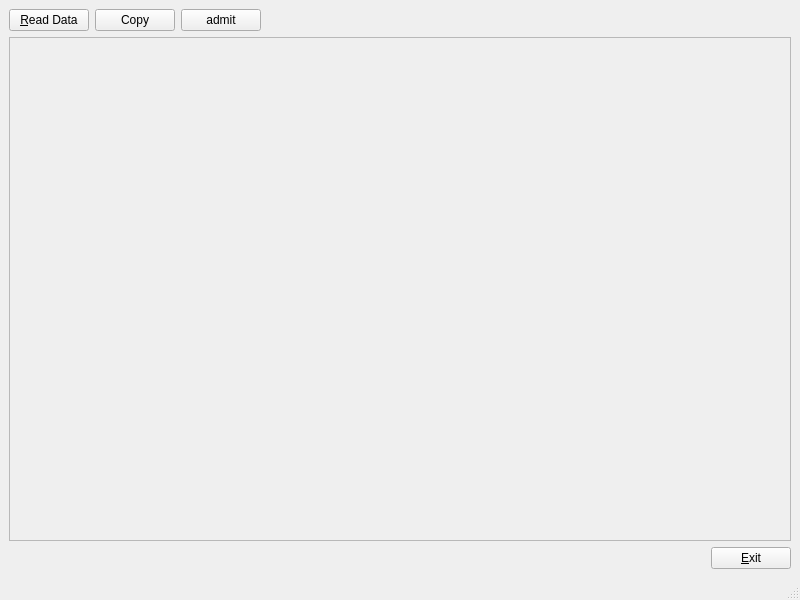
First picture: the form in mainwindow.ui, repository alinaseri25/HealthConnectTest, before the edit.
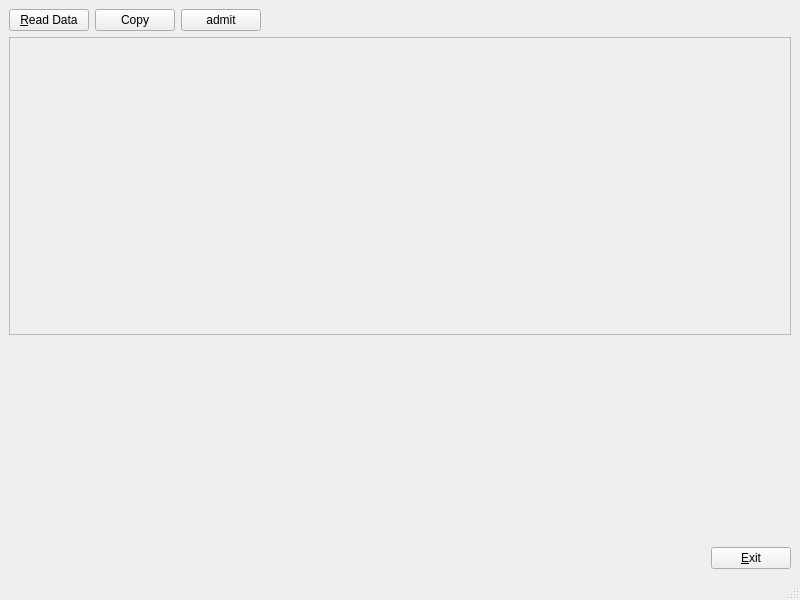
Second picture: the form after the edit. Custom widgets are drawn as their Qt base class.

```diff
--- a/mainwindow.ui
+++ b/mainwindow.ui
@@ -62,6 +62,36 @@
           <property name="enabled">
            <bool>false</bool>
           </property>
+          <property name="minimumSize">
+           <size>
+            <width>0</width>
+            <height>200</height>
+           </size>
+          </property>
+          <property name="html">
+           <string>&lt;!DOCTYPE HTML PUBLIC &quot;-//W3C//DTD HTML 4.0//EN&quot; &quot;http://www.w3.org/TR/REC-html40/strict.dtd&quot;&gt;
+&lt;html&gt;&lt;head&gt;&lt;meta name=&quot;qrichtext&quot; content=&quot;1&quot; /&gt;&lt;meta charset=&quot;utf-8&quot; /&gt;&lt;style type=&quot;text/css&quot;&gt;
+p, li { white-space: pre-wrap; }
+hr { height: 1px; border-width: 0; }
+li.unchecked::marker { content: &quot;\2610&quot;; }
+li.checked::marker { content: &quot;\2612&quot;; }
+&lt;/style&gt;&lt;/head&gt;&lt;body style=&quot; font-family:'Segoe UI'; font-size:9pt; font-weight:400; font-style:normal;&quot;&gt;
+&lt;p style=&quot;-qt-paragraph-type:empty; margin-top:0px; margin-bottom:0px; margin-left:0px; margin-right:0px; -qt-block-indent:0; text-indent:0px;&quot;&gt;&lt;br /&gt;&lt;/p&gt;&lt;/body&gt;&lt;/html&gt;</string>
+          </property>
+         </widget>
+        </item>
+       </layout>
+      </item>
+      <item>
+       <layout class="QHBoxLayout" name="horizontalLayout_4">
+        <item>
+         <widget class="QChartView" name="chart" native="true">
+          <property name="minimumSize">
+           <size>
+            <width>0</width>
+            <height>200</height>
+           </size>
+          </property>
          </widget>
         </item>
        </layout>
@@ -106,6 +136,14 @@
   </widget>
   <widget class="QStatusBar" name="statusbar"/>
  </widget>
+ <customwidgets>
+  <customwidget>
+   <class>QChartView</class>
+   <extends>QWidget</extends>
+   <header>qchartview.h</header>
+   <container>1</container>
+  </customwidget>
+ </customwidgets>
  <resources/>
  <connections/>
 </ui>
```
